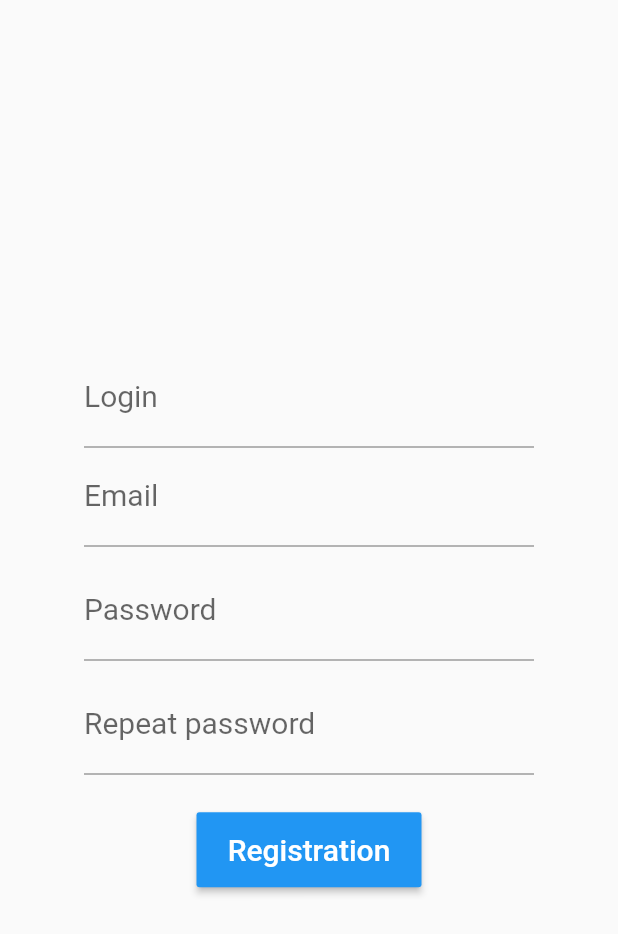
After one commit to F1L1N/HistoryDuel, a Flutter app: the screen it shows after launch, after a tap on "Registration", on a phone screen of 412 x 824 dp. The commit adds this screen. Shown: the top 934 px of the screen. Run offline on Flutter 3.47's test engine with Material 2 defaults, Android fonts, the phone set to English and light mode, and no system bars; our stand-ins replace shared_preferences, splashscreen.

Commit message:
Realize register

```diff
--- a/lib/userInterface/auth.dart
+++ b/lib/UI/auth.dart
@@ -1,6 +1,7 @@
 import 'package:flutter/material.dart';
 import 'package:flutter/services.dart';
-import 'package:history_duel/userInterface/main.dart';
+import 'package:history_duel/UI/main.dart';
+import 'package:history_duel/UI/reg.dart';
 
 class AuthScreen extends StatefulWidget {
   @override
@@ -51,6 +52,22 @@ class AuthScreenState extends State<AuthScreen> {
                     width: 300.0,
                     padding: new EdgeInsets.only(top: 10.0),
                   ),
+                  new Container(
+                    child: new GestureDetector(
+                      onTap: (){
+                        navigateRegistration();
+                      },
+                      child: Text(
+                        "Registration",
+                        style: TextStyle(
+                          decoration: TextDecoration.underline,
+                          fontSize: 20,
+                          color: Colors.blue,
+                        ),
+                      ),
+                    ),
+                    padding: new EdgeInsets.only(top: 15.0),
+                  ),
                   new Padding(
                     padding: new EdgeInsets.only(top: 25.0),
                     child: new MaterialButton(
@@ -79,12 +96,19 @@ class AuthScreenState extends State<AuthScreen> {
     }
   }
 
+  void navigateRegistration(){
+    Navigator.push(
+        _context,
+        new MaterialPageRoute(
+            builder: (context) => new RegistrationScreen()));
+  }
+
   void performLogin() {
     hideKeyboard();
     Navigator.push(
         _context,
         new MaterialPageRoute(
-          builder: (context) => new MainScreen(email, password)));
+          builder: (context) => new MainScreen()));
           //builder: (context) => new MyApp()));
   }
 
--- a/lib/userInterface/main.dart
+++ b/lib/UI/main.dart
@@ -3,12 +3,12 @@ import 'package:flutter/material.dart';
 // ignore: must_be_immutable
 class MainScreen extends StatelessWidget {
   String email;
-  String password;
+  String login;
   final sizeTextBlack = const TextStyle(fontSize: 20.0, color: Colors.black);
 
-  MainScreen(String email, String password) {
-    this.email = email;
-    this.password = password;
+  MainScreen() {
+    //this.email = email;
+    //this.login = login;
   }
 
   @override
@@ -19,7 +19,7 @@ class MainScreen extends StatelessWidget {
         ),
         body: new Center(
           child: new Text(
-            "Email: $email, password: $password",
+            "Email: $email, password: $login",
             style: sizeTextBlack,
           ),
         ));
--- /dev/null
+++ b/lib/UI/reg.dart
@@ -0,0 +1,143 @@
+import 'dart:async';
+import 'dart:convert';
+import 'dart:io';
+import 'package:flutter/material.dart';
+import 'package:flutter/services.dart';
+import 'package:history_duel/UI/main.dart';
+import 'package:http/http.dart' as http;
+import 'package:shared_preferences/shared_preferences.dart';
+import 'package:history_duel/model/registration.dart';
+import 'package:history_duel/model/tokens.dart';
+
+class RegistrationScreen extends StatefulWidget {
+  @override
+  RegistrationScreenState createState() => new RegistrationScreenState();
+}
+
+// ignore: must_be_immutable
+class RegistrationScreenState extends State<RegistrationScreen> {
+  String email;
+  String password;
+  String repeatPassword;
+  String login;
+  Future<RegistrationPost> post;
+  static final url = "http://hisduel.000webhostapp.com/registration.php";
+  final sizeTextBlack = const TextStyle(fontSize: 20.0, color: Colors.black);
+  final sizeTextWhite = const TextStyle(fontSize: 20.0, color: Colors.white);
+  TextEditingController loginController = new TextEditingController();
+  TextEditingController emailController = new TextEditingController();
+  TextEditingController passwordController = new TextEditingController();
+  final formKey = new GlobalKey<FormState>();
+  BuildContext context;
+
+  @override
+  Widget build(BuildContext context) {
+    this.context = context;
+    return new MaterialApp(
+      home: new Scaffold(
+        body: new Center(
+          child: new Form(
+              key: formKey,
+              child: new Column(
+                mainAxisAlignment: MainAxisAlignment.center,
+                children: <Widget>[
+                  new Container(
+                    child: new TextFormField(
+                      decoration: new InputDecoration(labelText: "Login"),
+                      controller: loginController,
+                      keyboardType: TextInputType.text,
+                      maxLines: 1,
+                      style: sizeTextBlack,
+                      onSaved: (val) => login = val,
+                      validator: (val) => val.length < 3 ? 'Login too short.' : null,
+                    ),
+                    width: 300.0,
+                  ),
+                  new Container(
+                    child: new TextFormField(
+                      decoration: new InputDecoration(labelText: "Email"),
+                      controller: emailController,
+                      keyboardType: TextInputType.emailAddress,
+                      maxLines: 1,
+                      style: sizeTextBlack,
+                      onSaved: (val) => email = val,
+                      validator: (val) => !val.contains("@") ? 'Not a valid email.' : null,
+                    ),
+                    width: 300.0,
+                  ),
+                  new Container(
+                    child: new TextFormField(
+                      decoration: new InputDecoration(labelText: "Password"),
+                      controller: passwordController,
+                      obscureText: true,
+                      maxLines: 1,
+                      validator: (val) => val.length < 6 ? 'Password too short.' : null,
+                      onSaved: (val) => password = val,
+                      style: sizeTextBlack,
+                    ),
+                    width: 300.0,
+                    padding: new EdgeInsets.only(top: 10.0),
+                  ),
+                  new Container(
+                    child: new TextFormField(
+                      decoration: new InputDecoration(labelText: "Repeat password"),
+                      obscureText: true,
+                      maxLines: 1,
+                      validator: (val) => password != repeatPassword ? 'Passwords not the same.' : null,
+                      onSaved: (val) => password = val,
+                      style: sizeTextBlack,
+                    ),
+                    width: 300.0,
+                    padding: new EdgeInsets.only(top: 10.0),
+                  ),
+                  new Padding(
+                    padding: new EdgeInsets.only(top: 25.0),
+                    child: new MaterialButton(
+                      onPressed: postRequest,
+                      color: Theme.of(context).accentColor,
+                      height: 50.0,
+                      minWidth: 150.0,
+                      child: new Text(
+                        "Registration",
+                        style: sizeTextWhite,
+                      ),
+                    ),
+                  ),
+                ],
+              )),
+        ),
+      ),
+    );
+  }
+
+  void navigateMain(){
+    Navigator.push(
+        context,
+        new MaterialPageRoute(
+            builder: (context) => new MainScreen()));
+  }
+
+  Future<Tokens> createPost({Map body}) async {
+    final response = await http.post(url,
+        headers: {
+          HttpHeaders.contentTypeHeader: 'application/x-www-form-urlencoded'
+        },
+        body: body
+    );
+    final int statusCode = response.statusCode;
+    if (statusCode < 200 || statusCode > 400 || json == null) {
+      throw new Exception("Error while fetching data");
+    }
+    return Tokens.fromJson(json.decode(response.body));
+  }
+
+  void postRequest() async {
+    RegistrationPost newPost = new RegistrationPost(
+        login: loginController.text, email: emailController.text, password: passwordController.text);
+    Tokens tokens = await createPost(body: newPost.toMap());
+    SharedPreferences prefs = await SharedPreferences.getInstance();
+    prefs.setString("access", tokens.accessToken);
+    prefs.setString("refresh", tokens.refreshToken);
+    navigateMain();
+  }
+}
--- a/lib/userInterface/splash.dart
+++ b/lib/UI/splash.dart
@@ -1,5 +1,5 @@
 import 'package:flutter/material.dart';
-import 'package:history_duel/userInterface/auth.dart';
+import 'package:history_duel/UI/auth.dart';
 import 'package:splashscreen/splashscreen.dart';
 
 void main() => runApp(LaunchScreen());
@@ -17,7 +17,7 @@ class LaunchScreenState extends State<LaunchScreen> {
             body: new Center(
                 child: new Container(
                   child: new SplashScreen(
-                      seconds: 11,
+                      seconds: 3,
                       navigateAfterSeconds: new AuthScreen(),
                       image: Image.asset('asset/image/logo.jpg'),
                       backgroundColor: Colors.white,
--- /dev/null
+++ b/lib/model/registration.dart
@@ -0,0 +1,15 @@
+class RegistrationPost {
+  final String login;
+  final String email;
+  final String password;
+
+  RegistrationPost({this.login, this.email, this.password});
+
+  Map toMap() {
+    var map = new Map<String, dynamic>();
+    map["login"] = login;
+    map["email"] = email;
+    map["password"] = password;
+    return map;
+  }
+}
--- /dev/null
+++ b/lib/model/tokens.dart
@@ -0,0 +1,13 @@
+class Tokens {
+  final String accessToken;
+  final String refreshToken;
+
+  Tokens({this.accessToken, this.refreshToken});
+
+  factory Tokens.fromJson(Map<String, dynamic> json) {
+    return Tokens(
+      accessToken: json['accessToken'],
+      refreshToken: json['refreshToken'],
+    );
+  }
+}
--- a/pubspec.yaml
+++ b/pubspec.yaml
@@ -19,8 +19,9 @@ environment:
 dependencies:
   flutter:
     sdk: flutter
-
+  http: ^0.12.0
   splashscreen: ^1.2.0
+  shared_preferences: 0.5.1+2
   # The following adds the Cupertino Icons font to your application.
   # Use with the CupertinoIcons class for iOS style icons.
   cupertino_icons: ^0.1.2
```
Also changed, not shown: lib/model/user.dart (deleted, +0 -16 lines), pubspec.lock, 1 other file.
